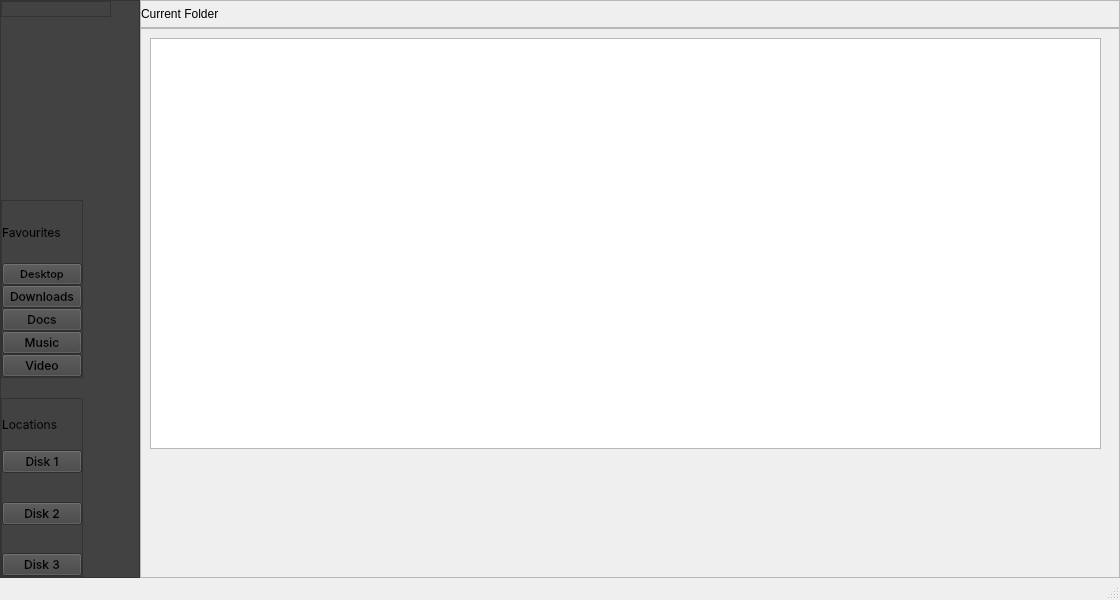
This is mainwindow.ui in tkmrqq/FileManagerCPP as Qt 5 draws it before an edit. The edited form follows.
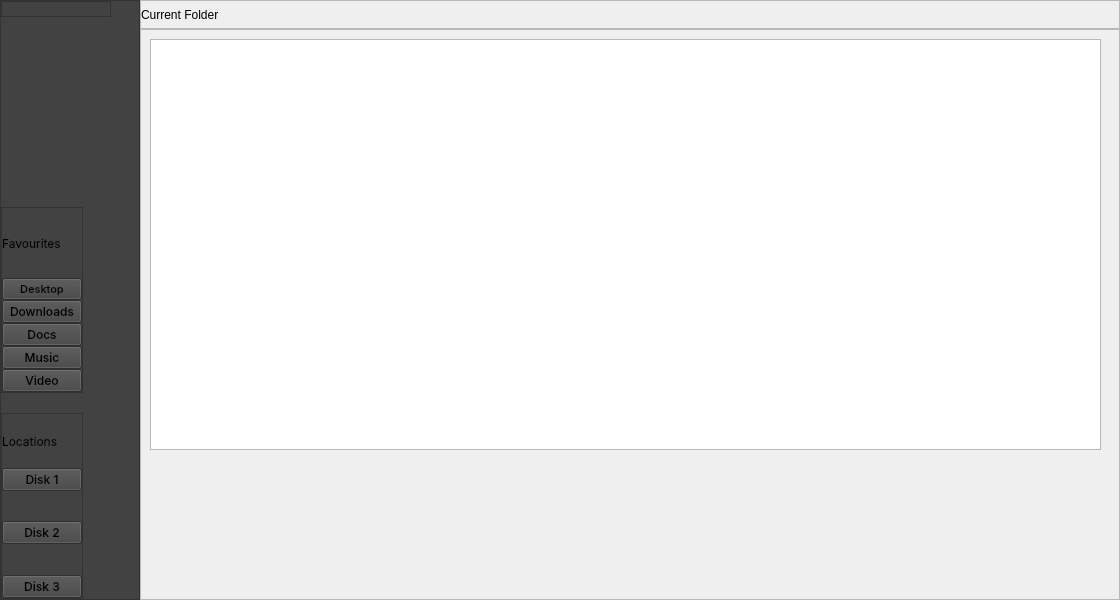
This is the edited form. Icons and pictures are not drawn.

What changed in the file:
```diff
--- a/mainwindow.ui
+++ b/mainwindow.ui
@@ -411,7 +411,6 @@
     </rect>
    </property>
   </widget>
-  <widget class="QStatusBar" name="statusbar"/>
  </widget>
  <resources>
   <include location="WindowIcon.qrc"/>
```
